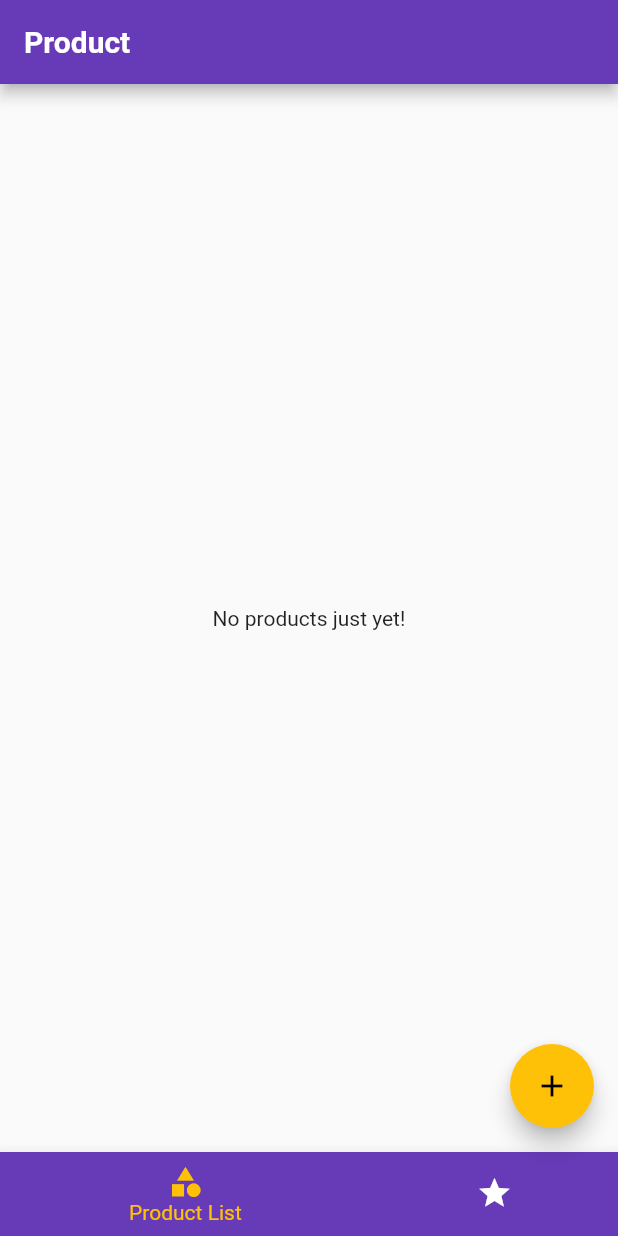
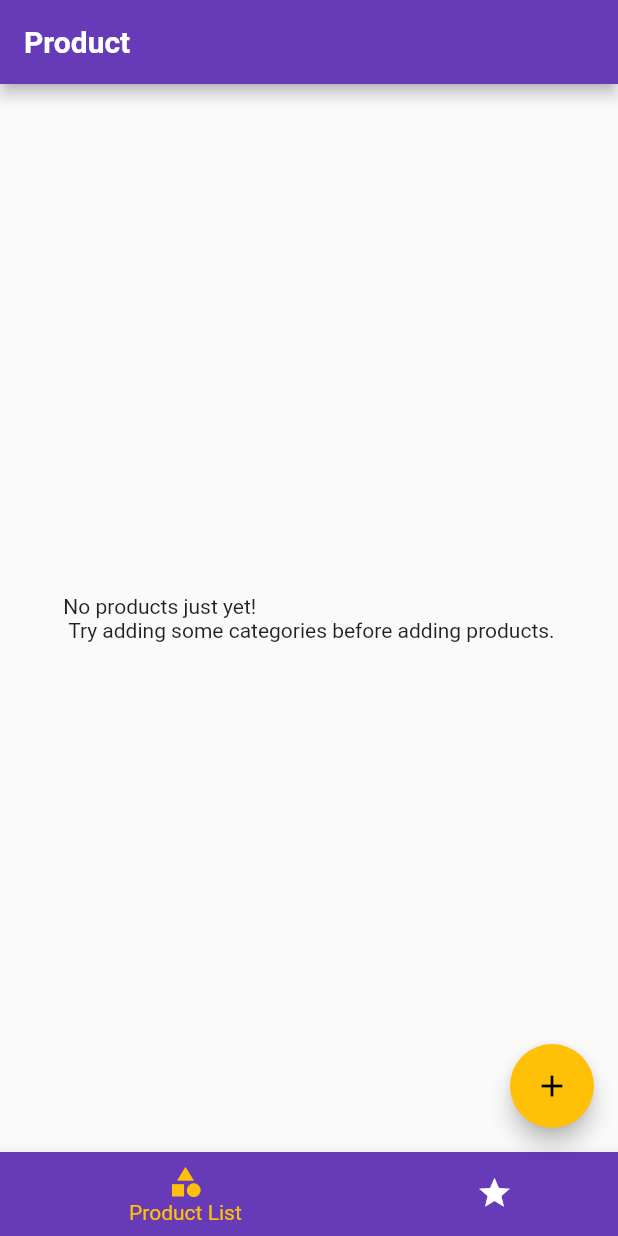
Before and after one commit to DorraY/product_category_flutter, a Flutter app: the screen it shows after launch, on a phone screen of 412 x 824 dp. Run offline on Flutter 3.47's test engine with Material 2 defaults, Android fonts, the phone set to English and light mode, and no system bars; network calls fail; Roboto replaces fonts that are missing (OpenSans).

Commit message:
no categories case

```diff
--- a/lib/screens/tabs_screen.dart
+++ b/lib/screens/tabs_screen.dart
@@ -121,7 +121,9 @@ class _TabsScreenState extends State<TabsScreen> {
     showModalBottomSheet(
       context: context,
       builder: (_) {
-        return pageIndex==0 ?  ProductForm(_addNewProduct,false,null,null,_categories) : CategoryForm(_addNewCategory,false,null,null);
+        return pageIndex==0 ?  (_categories.isEmpty ? SizedBox(
+            height: MediaQuery.of(context).size.height * 0.6,
+            child: const Text('You cant add a product without adding categories first')) : ProductForm(_addNewProduct,false,null,null,_categories)) : (CategoryForm(_addNewCategory,false,null,null));
       },
     );
 
--- a/lib/widgets/product_list.dart
+++ b/lib/widgets/product_list.dart
@@ -23,7 +23,7 @@ class ProductList extends StatelessWidget {
       height: mediaQuery.size.height,
       child: products.isEmpty
           ? const Center(
-        child: Text('No products just yet!'),
+        child: Text('No products just yet!\n Try adding some categories before adding products.'),
       )
           : ListView.builder(
           itemBuilder: (ctx, index) => ProductItem(
```
Also changed, not shown: lib/widgets/category_item.dart (+0 -9 lines).
